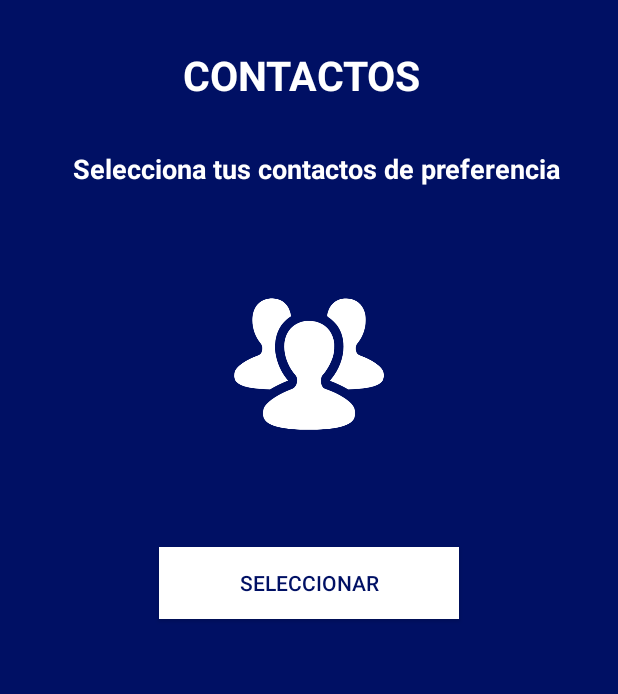
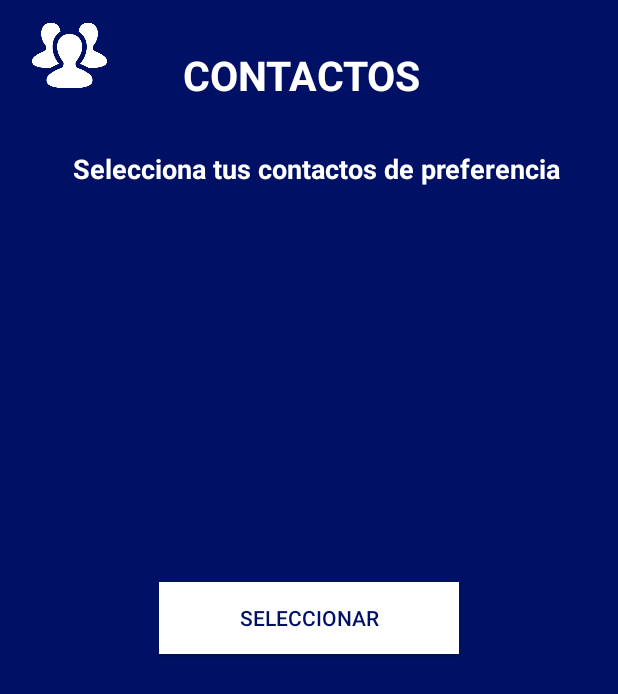
Before and after one commit to JuanBalderas/RecoverApp, an Android app: the ContactosActivity screen opened directly, with no data from a screen before it, on a phone screen of 412 x 824 dp. Shown: the top 694 px of the screen. Run offline under Robolectric (Android 15) with nearby library versions, the phone set to English and light mode, and no system bars.

Commit message:
Se agrega a las pantallas el icono correspondiente en parte superior izquierda

```diff
--- a/RecoverApp/app/src/main/res/layout/activity_contactos.xml
+++ b/RecoverApp/app/src/main/res/layout/activity_contactos.xml
@@ -33,24 +33,23 @@
             android:layout_below="@+id/textView3"
             android:layout_alignParentStart="true" />
 
-    <ImageView
-        android:layout_width="100dp"
-        android:layout_height="100dp"
-        app:srcCompat="@drawable/contact"
-
-        android:layout_marginTop="68dp"
-        android:id="@+id/imageView7"
-        android:layout_below="@+id/textView5"
-        android:layout_centerHorizontal="true" />
-
     <Button
         android:id="@+id/button"
         style="@style/estiloBoton"
         android:layout_width="200dp"
         android:layout_height="wrap_content"
         android:text="Seleccionar"
-        android:layout_marginTop="72dp"
-        android:layout_below="@+id/imageView7"
+        android:layout_centerVertical="true"
         android:layout_centerHorizontal="true" />
 
+    <ImageView
+        android:id="@+id/imageView7"
+        android:layout_width="50dp"
+        android:layout_height="50dp"
+        android:layout_marginStart="21dp"
+        android:layout_marginTop="12dp"
+        app:srcCompat="@drawable/contact"
+        android:layout_alignParentTop="true"
+        android:layout_alignParentStart="true" />
+
 </RelativeLayout>
```
Also changed, not shown: RecoverApp/app/src/main/res/layout/activity_config.xml (+9 -0 lines), RecoverApp/app/src/main/res/layout/activity_encuesta.xml (+10 -0 lines), RecoverApp/app/src/main/res/layout/activity_respaldo.xml (+16 -5 lines).
